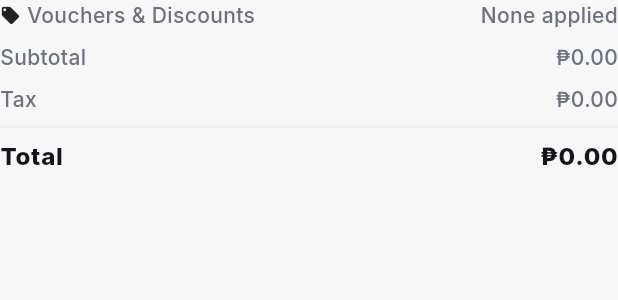
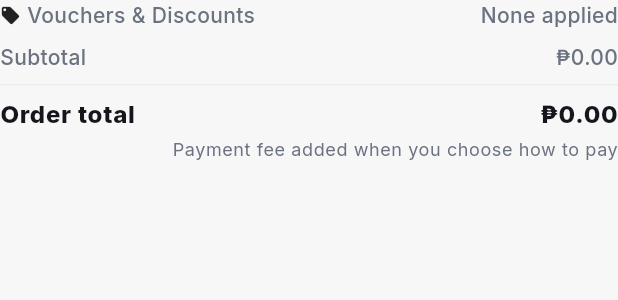
Before and after one commit to FORHU/mapanytime-market-app, a Flutter app: the _BreakdownRows widget shown alone on an empty page, opened directly with empty values, on a phone screen of 412 x 824 dp. Shown: the top 300 px of the screen. Run offline on Flutter 3.47's test engine with Material 3 defaults, Android fonts, the phone set to English and light mode, and no system bars; our stand-ins replace cached_network_image, dio, equatable, flutter_cache_manager, flutter_dotenv, flutter_riverpod and 11 more; missing offline and left inert: dio_smart_retry, mapbox_maps_flutter; accounts and stored records are empty; network calls fail.

Commit message:
feat(cart): drop the tax row, name the goods total honestly
Follows the API retiring VAT and moving to per-method payment fees.

The API no longer returns taxAmount, and CartPricing._numOf defaults a
missing key to 0 — so the breakdown card was rendering a permanent
"Tax P0.00" line to every buyer. CartPricing drops the field and the row
goes with it.

"Total" is renamed "Order total" and captioned "Payment fee added when you
choose how to pay". The API's cart preview returns the cost of the goods,
not the final charge: the fee depends on the method the buyer has not picked
yet and really does differ per method (GCash 2.23%, Maya 1.79%, card 3.125%
+ P13.39), so presenting the goods total as "Total" would understate what
gets charged at the payment step.

```diff
--- a/lib/core/constants/api_endpoints.dart
+++ b/lib/core/constants/api_endpoints.dart
@@ -56,7 +56,7 @@ class ApiEndpoints {
   /// Add / update an item in the cart.  `POST /cart/add`.
   static const String cartAdd = '/cart/add';
 
-  /// Server-verified pricing preview (subtotal, auto-applied discounts, tax,
+  /// Server-verified pricing preview (subtotal, auto-applied discounts,
   /// total) for the cart or a selected subset of it.  `POST /cart/pricing`.
   static const String cartPricing = '/cart/pricing';
 
--- a/lib/features/cart/domain/entities/cart_pricing.dart
+++ b/lib/features/cart/domain/entities/cart_pricing.dart
@@ -26,15 +26,20 @@ class CartItemPricing {
   final int freeUnits;
 }
 
-/// Server-verified pricing breakdown for the cart (or a selected subset of
-/// it) — the exact numbers `POST /orders` will charge for the same
-/// selection, per `mapanytime-api`'s `CartService.previewPricing`.
+/// Server-verified pricing breakdown for the cart (or a selected subset of it),
+/// per `mapanytime-api`'s `CartService.previewPricing`.
+///
+/// [totalAmount] is the cost of the **goods**, not the final charge. The
+/// payment fee depends on the method the buyer has not chosen yet and really
+/// does differ per method — GCash 2.23%, Maya 1.79%, card 3.125% + ₱13.39 — so
+/// there is no honest single number to add here. `GET /payments/methods`
+/// quotes the fee and final total for each method once one is selected. Never
+/// present [totalAmount] as the amount that will be charged.
 class CartPricing {
   const CartPricing({
     required this.items,
     required this.subtotalAmount,
     required this.discountAmount,
-    required this.taxAmount,
     required this.totalAmount,
   });
 
@@ -52,7 +57,6 @@ class CartPricing {
           : const [],
       subtotalAmount: _numOf(json['subtotalAmount']),
       discountAmount: _numOf(json['discountAmount']),
-      taxAmount: _numOf(json['taxAmount']),
       totalAmount: _numOf(json['totalAmount']),
     );
   }
@@ -60,7 +64,6 @@ class CartPricing {
   final List<CartItemPricing> items;
   final num subtotalAmount;
   final num discountAmount;
-  final num taxAmount;
   final num totalAmount;
 
   Map<String, CartItemPricing> get byProductId => {
--- a/lib/features/cart/presentation/controllers/cart_controller.dart
+++ b/lib/features/cart/presentation/controllers/cart_controller.dart
@@ -276,7 +276,7 @@ final cartSelectedSubtotalProvider = Provider<num>((ref) {
       .fold<num>(0, (sum, item) => sum + item.lineTotal);
 });
 
-/// Server-verified pricing (subtotal, auto-applied discount, tax, total) for
+/// Server-verified pricing (subtotal, auto-applied discount, total) for
 /// the currently-selected items — refetches whenever selection or quantities
 /// change. `null` when nothing is selected. This is the single source of
 /// truth the cart and checkout pages both read for the breakdown, so what a
--- a/lib/shared/widgets/price_breakdown_card.dart
+++ b/lib/shared/widgets/price_breakdown_card.dart
@@ -8,10 +8,13 @@ import 'package:mapanytime_market_app/theme/tokens/colors.dart';
 import 'package:mapanytime_market_app/theme/tokens/radius.dart';
 import 'package:mapanytime_market_app/theme/tokens/spacing.dart';
 
-/// Server-verified Vouchers & Discounts / Subtotal / Tax / Total breakdown,
-/// shared by the cart, checkout, and order-confirmation pages so all three
-/// always show the exact numbers checkout will charge — never a
-/// client-side guess.
+/// Server-verified Vouchers & Discounts / Subtotal / Order total breakdown,
+/// shared by the cart, checkout, and order-confirmation pages so all three read
+/// the same server figures — never a client-side guess.
+///
+/// The order total is the cost of the goods. The payment fee is per-method and
+/// is quoted once the buyer picks one, which the card says outright rather than
+/// showing a "Total" that changes at the payment step.
 class PriceBreakdownCard extends StatelessWidget {
   const PriceBreakdownCard({required this.pricing, this.onRetry, super.key});
 
@@ -53,14 +56,25 @@ class _BreakdownRows extends StatelessWidget {
         const Gap(AppSpacing.sm),
         _Row(label: 'Subtotal', value: Money.peso(pricing.subtotalAmount)),
         const Gap(AppSpacing.sm),
-        _Row(label: 'Tax', value: Money.peso(pricing.taxAmount)),
-        const Gap(AppSpacing.sm),
         Divider(color: AppColors.ui.borderHairline, height: 1),
         const Gap(AppSpacing.sm),
         _Row(
-          label: 'Total',
+          label: 'Order total',
           value: Money.peso(pricing.totalAmount),
           bold: true,
+        ),
+        const Gap(AppSpacing.xs),
+        // The payment fee is per-method and the buyer has not picked one yet,
+        // so this is the goods total. Saying so beats showing a "Total" that
+        // changes at the payment step.
+        Align(
+          alignment: Alignment.centerRight,
+          child: Text(
+            'Payment fee added when you choose how to pay',
+            style: Theme.of(context).textTheme.bodySmall?.copyWith(
+              color: AppColors.text.secondary,
+            ),
+          ),
         ),
       ],
     );
```
